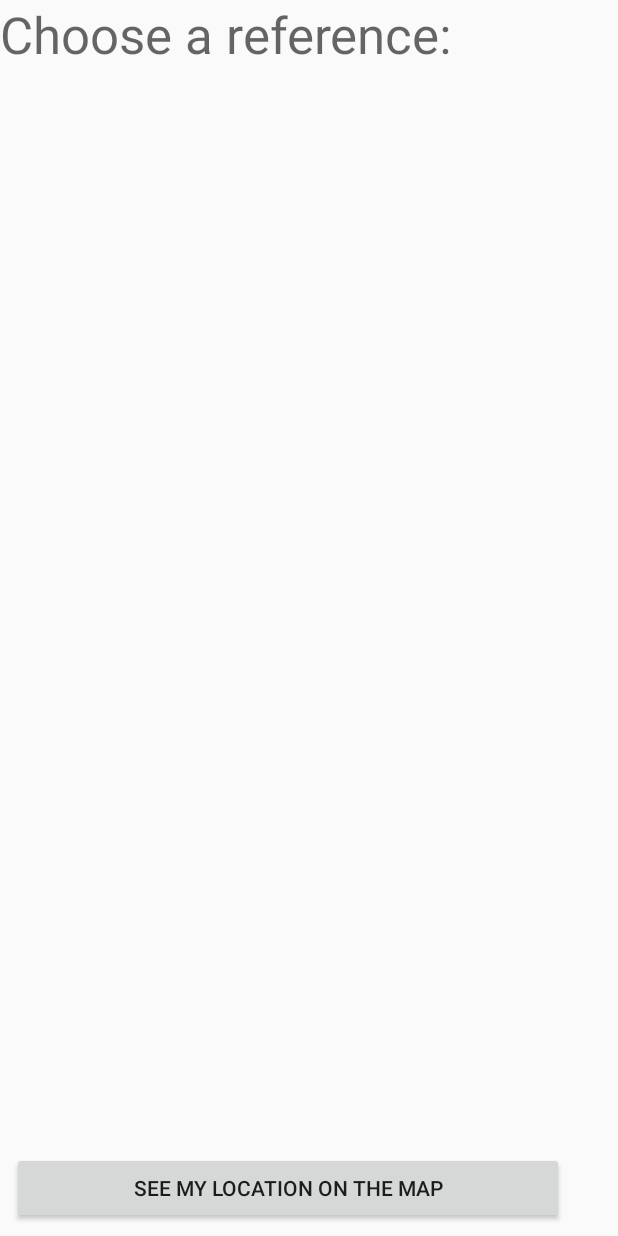
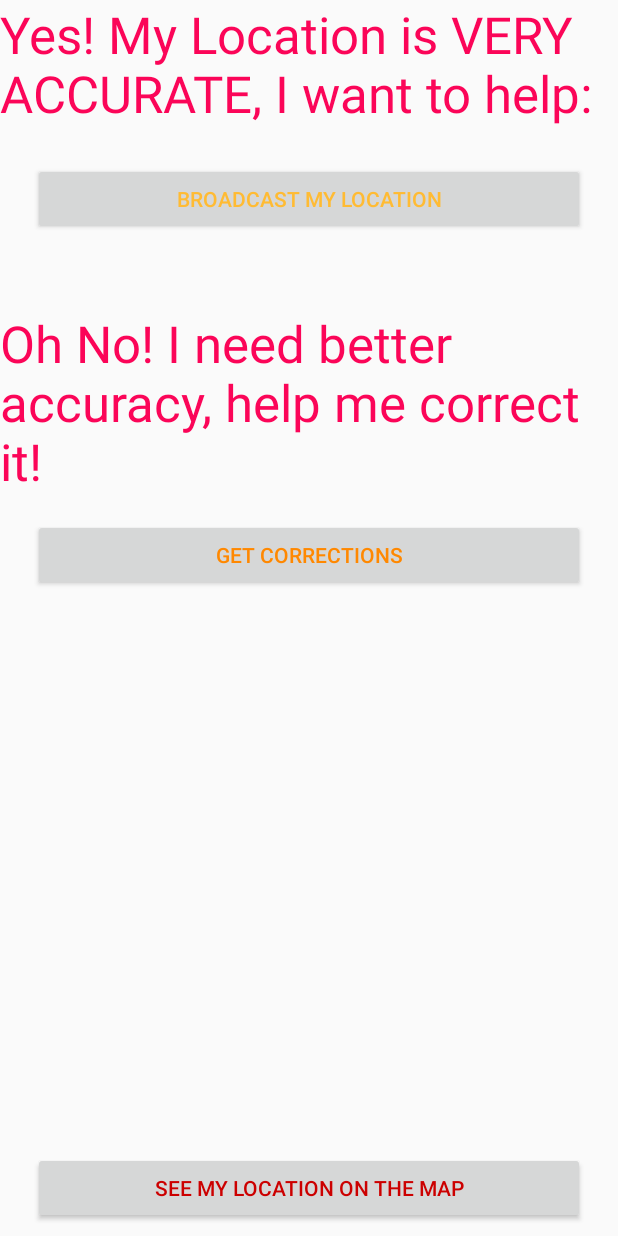
Before and after one commit to xiaoironman/Hackathon, an Android app: the ReferenceList screen opened directly, with no data from a screen before it, on a phone screen of 412 x 824 dp. Run offline under Robolectric (Android 15) with nearby library versions, the phone set to English and light mode, and no system bars.

Commit message:
Need to improve app UI

```diff
--- a/app/src/main/res/layout/activity_reference_list.xml
+++ b/app/src/main/res/layout/activity_reference_list.xml
@@ -10,8 +10,9 @@
         android:id="@+id/textView2"
         android:layout_width="wrap_content"
         android:layout_height="wrap_content"
-        android:text="@string/reference_list_title"
+        android:text="@string/sentence1"
         android:textAppearance="@style/TextAppearance.AppCompat.Display1"
+        android:textColor="@color/colorAccent"
         app:layout_constraintLeft_toLeftOf="parent"
         app:layout_constraintTop_toTopOf="parent" />
 
@@ -20,12 +21,51 @@
         android:layout_width="368dp"
         android:layout_height="0dp"
         android:layout_marginBottom="8dp"
-        android:layout_marginLeft="8dp"
-        android:layout_marginRight="8dp"
+        android:layout_marginEnd="8dp"
+        android:layout_marginLeft="0dp"
+        android:layout_marginRight="0dp"
+        android:layout_marginStart="8dp"
         android:onClick="onClickToMap"
         android:text="@string/see_on_map"
+        android:textColor="@android:color/holo_red_dark"
         app:layout_constraintBottom_toBottomOf="parent"
+        app:layout_constraintLeft_toLeftOf="parent"
+        app:layout_constraintRight_toRightOf="parent" />
+
+    <Button
+        android:id="@+id/button5"
+        android:layout_width="368dp"
+        android:layout_height="wrap_content"
+        android:layout_marginTop="24dp"
+        android:text="@string/broadcast_my_location"
+        android:textColor="@android:color/holo_orange_light"
+        app:layout_constraintTop_toBottomOf="@+id/textView2"
+        app:layout_constraintRight_toRightOf="parent"
+        app:layout_constraintLeft_toLeftOf="parent" />
+
+    <TextView
+        android:id="@+id/textView3"
+        android:layout_width="0dp"
+        android:layout_height="wrap_content"
+        android:layout_marginTop="49dp"
+        android:text="@string/sentence2"
+        android:textAppearance="@style/TextAppearance.AppCompat.Display1"
+        android:textColor="@color/colorAccent"
         app:layout_constraintHorizontal_bias="0.0"
         app:layout_constraintLeft_toLeftOf="parent"
-        app:layout_constraintRight_toRightOf="parent" />
+        app:layout_constraintRight_toRightOf="parent"
+        app:layout_constraintTop_toBottomOf="@+id/button5" />
+
+    <Button
+        android:id="@+id/button6"
+        android:layout_width="368dp"
+        android:layout_height="wrap_content"
+        android:layout_marginTop="16dp"
+        android:text="@string/get_corrections"
+        android:textColor="@android:color/holo_orange_dark"
+        app:layout_constraintTop_toBottomOf="@+id/textView3"
+        android:layout_marginRight="0dp"
+        app:layout_constraintRight_toRightOf="parent"
+        android:layout_marginLeft="0dp"
+        app:layout_constraintLeft_toLeftOf="parent" />
 </android.support.constraint.ConstraintLayout>
--- a/app/src/main/res/values/strings.xml
+++ b/app/src/main/res/values/strings.xml
@@ -17,4 +17,9 @@
     <string name="to_sat_list">Satellites in List View</string>
     <string name="gnss_measurement_status">GNSS Measurement Status:</string>
     <string name="nav_msg_status">GNSS Navigation Message Status:</string>
+    <string name="sentence1">Yes! My Location is VERY ACCURATE, I want to help:</string>
+    <string name="broadcast_my_location">Broadcast My Location</string>
+    <string name="sentence2">Oh No! I need better accuracy, help me correct it!</string>
+    <string name="get_corrections">Get Corrections</string>
+    <string name="item">Click Satellite to See Details</string>
 </resources>
```
Also changed, not shown: app/src/main/java/com/example/xiao/hackathonproject/SatelliteInformation.java (+13 -0 lines), app/src/main/java/com/example/xiao/hackathonproject/SatelliteList.java (+5 -3 lines), app/src/main/res/layout/activity_main.xml (+18 -16 lines), app/src/main/res/layout/activity_satellite_information.xml (+5 -3 lines), app/src/main/res/layout/activity_satellite_list.xml (+5 -4 lines).
